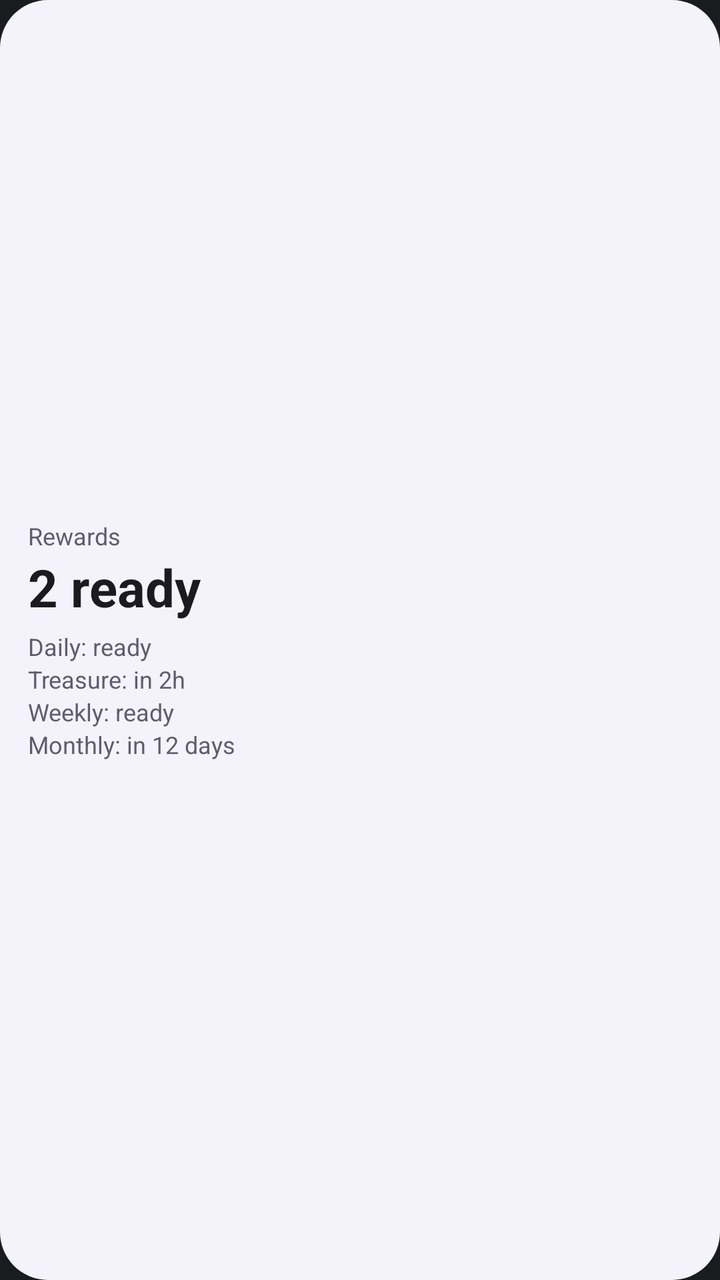
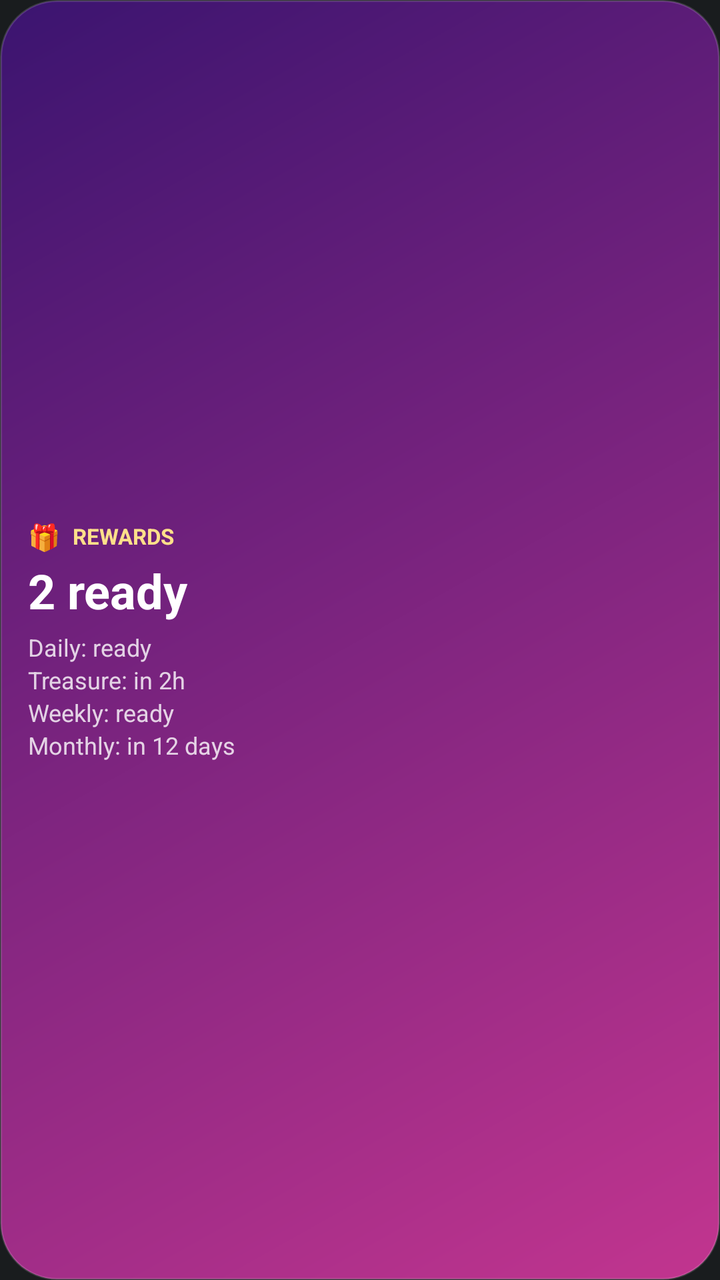

The first picture is an Android layout as it rendered before a commit; the second is the same layout after the commit. The layout source and the unified diff follow.
<!-- AndroidManifest.xml: application theme android:Theme.DeviceDefault.NoActionBar -->
<!-- res/layout/widget_rewards_preview.xml -->
<?xml version="1.0" encoding="utf-8"?>
<LinearLayout xmlns:android="http://schemas.android.com/apk/res/android"
    android:id="@+id/w_preview_root"
    android:layout_width="match_parent"
    android:layout_height="match_parent"
    android:background="@drawable/widget_bg"
    android:gravity="center_vertical"
    android:orientation="vertical"
    android:padding="14dp">

    <TextView
        android:id="@+id/w_title"
        android:text="@string/wp_rewards_title"
        android:layout_width="wrap_content"
        android:layout_height="wrap_content"
        android:textColor="@color/widget_text_secondary"
        android:textSize="12sp" />

    <TextView
        android:id="@+id/w_count"
        android:text="@string/wp_rewards_count"
        android:layout_width="wrap_content"
        android:layout_height="wrap_content"
        android:layout_marginBottom="4dp"
        android:maxLines="1"
        android:textColor="@color/widget_text"
        android:textSize="26sp"
        android:textStyle="bold" />

    <TextView
        android:id="@+id/w_r1"
        android:text="@string/wp_rewards_r1"
        android:layout_width="wrap_content"
        android:layout_height="wrap_content"
        android:maxLines="1"
        android:textColor="@color/widget_text_secondary"
        android:textSize="12sp" />

    <TextView
        android:id="@+id/w_r2"
        android:text="@string/wp_rewards_r2"
        android:layout_width="wrap_content"
        android:layout_height="wrap_content"
        android:maxLines="1"
        android:textColor="@color/widget_text_secondary"
        android:textSize="12sp" />

    <TextView
        android:id="@+id/w_r3"
        android:text="@string/wp_rewards_r3"
        android:layout_width="wrap_content"
        android:layout_height="wrap_content"
        android:maxLines="1"
        android:textColor="@color/widget_text_secondary"
        android:textSize="12sp" />

    <TextView
        android:id="@+id/w_r4"
        android:text="@string/wp_rewards_r4"
        android:layout_width="wrap_content"
        android:layout_height="wrap_content"
        android:maxLines="1"
        android:textColor="@color/widget_text_secondary"
        android:textSize="12sp" />
</LinearLayout>
<!-- resources referenced by this layout -->
<resources>
  <color name="widget_text">#1B1B1F</color>
  <color name="widget_text_secondary">#5F5C6B</color>
  <!-- drawable widget_bg (drawable) -->
  <?xml version="1.0" encoding="utf-8"?>
  <shape xmlns:android="http://schemas.android.com/apk/res/android" android:shape="rectangle">
      <solid android:color="@color/widget_bg" />
      <corners android:radius="24dp" />
  </shape>
  <string name="wp_rewards_count">2 ready</string>
  <string name="wp_rewards_r1">Daily: ready</string>
  <string name="wp_rewards_r2">Treasure: in 2h</string>
  <string name="wp_rewards_r3">Weekly: ready</string>
  <string name="wp_rewards_r4">Monthly: in 12 days</string>
  <string name="wp_rewards_title">Rewards</string>
  <color name="widget_bg">#F4F2FA</color>
</resources>

<!-- the commit's change to res/layout/widget_rewards_preview.xml (unified diff, before → after) -->
@@ -1,65 +1,18 @@
 <?xml version="1.0" encoding="utf-8"?>
-<LinearLayout xmlns:android="http://schemas.android.com/apk/res/android"
-    android:id="@+id/w_preview_root"
+<FrameLayout xmlns:android="http://schemas.android.com/apk/res/android"
+    android:id="@+id/w_root"
     android:layout_width="match_parent"
-    android:layout_height="match_parent"
-    android:background="@drawable/widget_bg"
-    android:gravity="center_vertical"
-    android:orientation="vertical"
-    android:padding="14dp">
-
-    <TextView
-        android:id="@+id/w_title"
-        android:text="@string/wp_rewards_title"
-        android:layout_width="wrap_content"
-        android:layout_height="wrap_content"
-        android:textColor="@color/widget_text_secondary"
-        android:textSize="12sp" />
-
-    <TextView
-        android:id="@+id/w_count"
-        android:text="@string/wp_rewards_count"
-        android:layout_width="wrap_content"
-        android:layout_height="wrap_content"
-        android:layout_marginBottom="4dp"
-        android:maxLines="1"
-        android:textColor="@color/widget_text"
-        android:textSize="26sp"
-        android:textStyle="bold" />
-
-    <TextView
-        android:id="@+id/w_r1"
-        android:text="@string/wp_rewards_r1"
-        android:layout_width="wrap_content"
-        android:layout_height="wrap_content"
-        android:maxLines="1"
-        android:textColor="@color/widget_text_secondary"
-        android:textSize="12sp" />
-
-    <TextView
-        android:id="@+id/w_r2"
-        android:text="@string/wp_rewards_r2"
-        android:layout_width="wrap_content"
-        android:layout_height="wrap_content"
-        android:maxLines="1"
-        android:textColor="@color/widget_text_secondary"
-        android:textSize="12sp" />
-
-    <TextView
-        android:id="@+id/w_r3"
-        android:text="@string/wp_rewards_r3"
-        android:layout_width="wrap_content"
-        android:layout_height="wrap_content"
-        android:maxLines="1"
-        android:textColor="@color/widget_text_secondary"
-        android:textSize="12sp" />
-
-    <TextView
-        android:id="@+id/w_r4"
-        android:text="@string/wp_rewards_r4"
-        android:layout_width="wrap_content"
-        android:layout_height="wrap_content"
-        android:maxLines="1"
-        android:textColor="@color/widget_text_secondary"
-        android:textSize="12sp" />
+    android:layout_height="match_parent">
+<ImageView android:id="@+id/w_bg" android:layout_width="match_parent" android:layout_height="match_parent" android:contentDescription="@null" android:scaleType="fitXY" android:src="@drawable/wbg_sig_rewards" />
+<LinearLayout android:layout_width="match_parent" android:layout_height="match_parent" android:orientation="vertical" android:gravity="center_vertical" android:padding="14dp">
+<LinearLayout android:layout_width="wrap_content" android:layout_height="wrap_content" android:orientation="horizontal" android:gravity="center_vertical">
+<TextView android:layout_width="wrap_content" android:layout_height="wrap_content" android:maxLines="1" android:ellipsize="end" android:textColor="#FFFFE08A" android:textSize="13sp" android:text="🎁" />
+<TextView android:id="@+id/w_title" android:layout_width="wrap_content" android:layout_height="wrap_content" android:layout_marginStart="6dp" android:maxLines="1" android:ellipsize="end" android:textColor="#FFFFE08A" android:textSize="11sp" android:textStyle="bold" android:text="@string/wp_rewards_title" android:textAllCaps="true" />
 </LinearLayout>
+<TextView android:id="@+id/w_count" android:layout_width="wrap_content" android:layout_height="wrap_content" android:layout_marginTop="2dp" android:maxLines="1" android:ellipsize="end" android:textColor="#FFFFFFFF" android:textSize="24sp" android:textStyle="bold" android:text="@string/wp_rewards_count" />
+<TextView android:id="@+id/w_r1" android:layout_width="wrap_content" android:layout_height="wrap_content" android:layout_marginTop="4dp" android:maxLines="1" android:ellipsize="end" android:textColor="#CCFFFFFF" android:textSize="12sp" android:text="@string/wp_rewards_r1" />
+<TextView android:id="@+id/w_r2" android:layout_width="wrap_content" android:layout_height="wrap_content" android:maxLines="1" android:ellipsize="end" android:textColor="#CCFFFFFF" android:textSize="12sp" android:text="@string/wp_rewards_r2" />
+<TextView android:id="@+id/w_r3" android:layout_width="wrap_content" android:layout_height="wrap_content" android:maxLines="1" android:ellipsize="end" android:textColor="#CCFFFFFF" android:textSize="12sp" android:text="@string/wp_rewards_r3" />
+<TextView android:id="@+id/w_r4" android:layout_width="wrap_content" android:layout_height="wrap_content" android:maxLines="1" android:ellipsize="end" android:textColor="#CCFFFFFF" android:textSize="12sp" android:text="@string/wp_rewards_r4" />
+</LinearLayout>
+</FrameLayout>
<!-- resource entries referenced after the edit -->
@@ -1,12 +1,11 @@
 <!-- resources referenced by this layout -->
 <resources>
-  <color name="widget_text">#1B1B1F</color>
-  <color name="widget_text_secondary">#5F5C6B</color>
-  <!-- drawable widget_bg (drawable) -->
+  <!-- drawable wbg_sig_rewards (drawable) -->
   <?xml version="1.0" encoding="utf-8"?>
   <shape xmlns:android="http://schemas.android.com/apk/res/android" android:shape="rectangle">
-      <solid android:color="@color/widget_bg" />
-      <corners android:radius="24dp" />
+      <gradient android:angle="315" android:endColor="#FFC2358F" android:startColor="#FF3B1470" />
+      <corners android:radius="28dp" />
+      <stroke android:width="1dp" android:color="#26FFFFFF" />
   </shape>
   <string name="wp_rewards_count">2 ready</string>
   <string name="wp_rewards_r1">Daily: ready</string>
@@ -14,6 +13,5 @@
   <string name="wp_rewards_r3">Weekly: ready</string>
   <string name="wp_rewards_r4">Monthly: in 12 days</string>
   <string name="wp_rewards_title">Rewards</string>
-  <color name="widget_bg">#F4F2FA</color>
 </resources>
 
